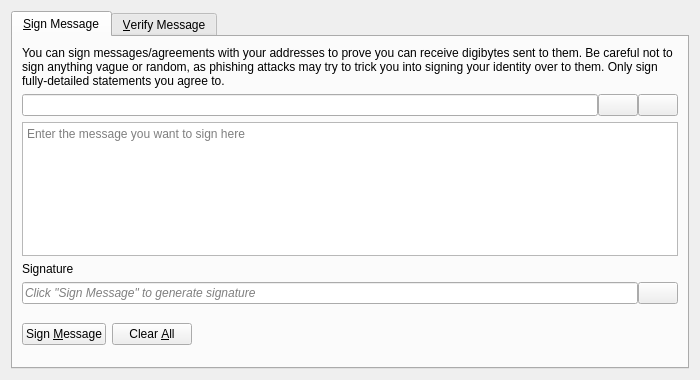
Old version of the form src/qt/forms/signverifymessagedialog.ui in the repository VextaProject/vexta.
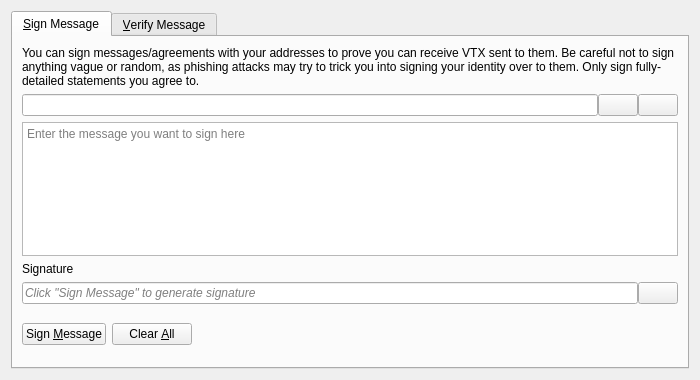
New version of the form. Icons and pictures are not drawn. Custom widgets are drawn as their Qt base class.

What changed in the file:
```diff
--- a/src/qt/forms/signverifymessagedialog.ui
+++ b/src/qt/forms/signverifymessagedialog.ui
@@ -30,7 +30,7 @@
        <item>
         <widget class="QLabel" name="infoLabel_SM">
          <property name="text">
-          <string>You can sign messages/agreements with your addresses to prove you can receive digibytes sent to them. Be careful not to sign anything vague or random, as phishing attacks may try to trick you into signing your identity over to them. Only sign fully-detailed statements you agree to.</string>
+          <string>You can sign messages/agreements with your addresses to prove you can receive VTX sent to them. Be careful not to sign anything vague or random, as phishing attacks may try to trick you into signing your identity over to them. Only sign fully-detailed statements you agree to.</string>
          </property>
          <property name="textFormat">
           <enum>Qt::PlainText</enum>
```
Left out of the diff: 8 changed lines with no effect on the pictures.
